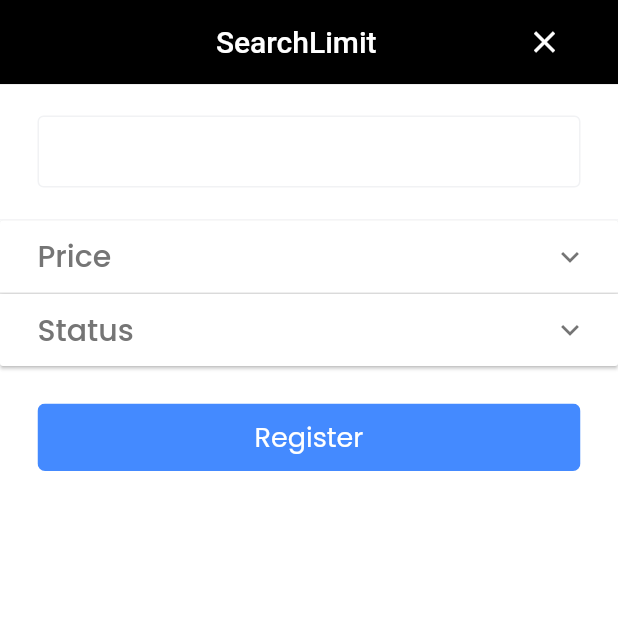
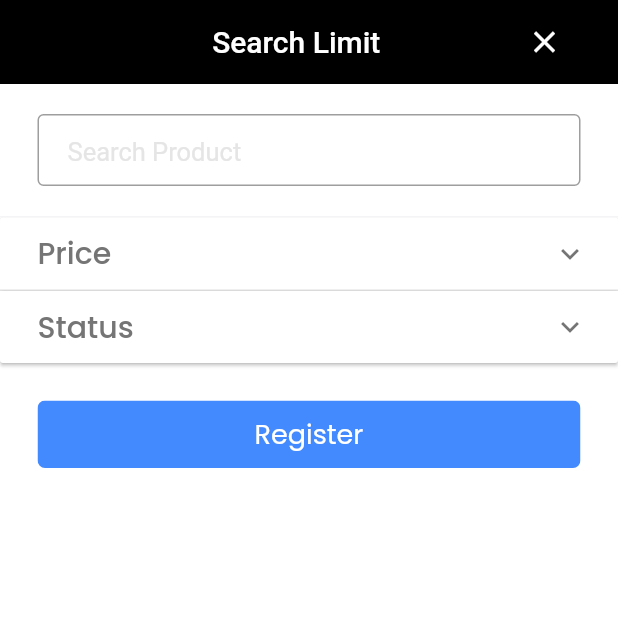
Before and after one commit to HamiiidAsgarian/flutter-tech-commerce-Cargo-, a Flutter app: the SearchLimitScreen screen opened directly, on a phone screen of 412 x 824 dp, the top half of it. Run offline on Flutter 3.47's test engine with Material 2 defaults, Android fonts, the phone set to English and light mode, and no system bars; network calls fail.

Commit message:
filter(with search brand) and sort has been implemented

```diff
--- a/lib/screens/search_limit_screen.dart
+++ b/lib/screens/search_limit_screen.dart
@@ -5,18 +5,21 @@ import 'package:flutter/material.dart';
 import '../consts.dart';
 
 class SearchLimitScreen extends StatefulWidget {
-  SearchLimitScreen(
-      {this.data,
+  SearchLimitScreen({
+    this.data,
     required this.function,
     this.sliderMin = 0,
     this.slidermax = 500,
-      this.statusCheckValue = false});
+    this.statusCheckValue = false,
+    this.filterText = '',
+  });
   final List? data;
   final Function function;
 
   final int sliderMin;
   final int slidermax;
   final bool statusCheckValue;
+  final String filterText;
 
   @override
   _SearchLimitScreenState createState() => _SearchLimitScreenState();
@@ -31,16 +34,26 @@ class _SearchLimitScreenState extends State<SearchLimitScreen> {
   late int _sliderMin;
   late int _slidermax = widget.slidermax;
   late bool _statusCheckValue = widget.statusCheckValue;
+  late String _filterText;
+
   @override
   void initState() {
     super.initState();
     _sliderMin = widget.sliderMin;
     _slidermax = widget.slidermax;
     _statusCheckValue = widget.statusCheckValue;
+    _sliderMin = widget.sliderMin;
+    _filterText = widget.filterText;
   }
+
+  TextEditingController filterTextCNTRLR = new TextEditingController();
 
   @override
   Widget build(BuildContext context) {
+    filterTextCNTRLR.text = _filterText;
+    filterTextCNTRLR.selection = TextSelection.fromPosition(
+        TextPosition(offset: filterTextCNTRLR.text.length));
+
     return Scaffold(
       resizeToAvoidBottomInset: false,
       backgroundColor: Colors.white,
@@ -57,20 +70,33 @@ class _SearchLimitScreenState extends State<SearchLimitScreen> {
                   },
                   icon: const Icon(Icons.close)))
         ],
-        title: const Align(child: Text("SearchLimit")),
+        title: const Align(child: Text("Search Limit")),
       ),
-      body: Column(children: [
+      body: ListView(children: [
         const Divider(height: 0),
-        const SizedBox(height: 20),
+        // const SizedBox(height: 20),
         Container(
-            padding: const EdgeInsets.symmetric(horizontal: 25, vertical: 1),
+            color: Colors.white,
+            padding:
+                const EdgeInsets.only(left: 25, right: 25, bottom: 20, top: 20),
             child: MyRoundedTextfield(
-              func: (String e) {
+
+                //       cntrl.selection =
+                // TextSelection.fromPosition(TextPosition(offset: cntrl.text.length));
+                cntrl: filterTextCNTRLR,
+                value: _filterText,
+                hint: "Search Product",
+                func: (e) {
                   setState(() {
-                  searchedText = e;
+                    _filterText = e;
                   });
-                // print(testText);
-              },
+                }
+
+                // (String e) {
+                //   setState(() {
+                //     searchedText = e;
+                //   });
+                // },
                 //  ,
                 // // textInputType: TextInputType.text,
                 // hint: "Searching in Fashion category",
@@ -81,10 +107,6 @@ class _SearchLimitScreenState extends State<SearchLimitScreen> {
                 // print(testText);
                 // },
                 )),
-        Container(
-          height: 20,
-          //  color: Colors.amber
-        ),
         Divider(height: 1, color: cBackgroundGrey),
         ExpansionPanelList(
             // dividerColor: (Colors.yellow),
@@ -202,7 +224,7 @@ class _SearchLimitScreenState extends State<SearchLimitScreen> {
                     _sliderMin == sliderStartingRange ? null : _sliderMin,
                     _slidermax == sliderEndingRange ? null : _slidermax,
                     _statusCheckValue == false ? null : _statusCheckValue,
-                    searchedText
+                    _filterText == "" ? null : _filterText
                   ],
                 );
                 Navigator.pop(context);
--- a/lib/widgets/my_rounded_textfield/my_rounded_textfield.dart
+++ b/lib/widgets/my_rounded_textfield/my_rounded_textfield.dart
@@ -7,6 +7,7 @@ class MyRoundedTextfield extends StatelessWidget {
     this.cntrl,
     this.func,
     this.hint,
+    this.value = '',
     this.textInputType,
   }) : super(key: key);
 
@@ -14,9 +15,13 @@ class MyRoundedTextfield extends StatelessWidget {
   final Function? func;
   final String? hint;
   final TextInputType? textInputType;
+  final String value;
 
   @override
   Widget build(BuildContext context) {
+    // if (value != null) {
+    //   cntrl?.text = "value.toString()";
+    // }
     return TextField(
       keyboardType: textInputType ?? null,
       controller: cntrl,
@@ -51,7 +56,7 @@ class MyRoundedTextfield extends StatelessWidget {
             borderSide: BorderSide(color: Colors.orange),
           ),
           enabledBorder: OutlineInputBorder(
-            borderSide: BorderSide(color: cBackgroundGrey),
+            borderSide: BorderSide(color: Colors.grey),
           ),
           // errorBorder: const OutlineInputBorder(
           //   borderRadius: BorderRadius.all(
```
Also changed, not shown: lib/screens/99_test_screen.dart (+3 -7 lines), lib/screens/listeddItemsWithFilter_screen.dart (+21 -3 lines). Lines whose indentation alone changed are shown as unchanged.
